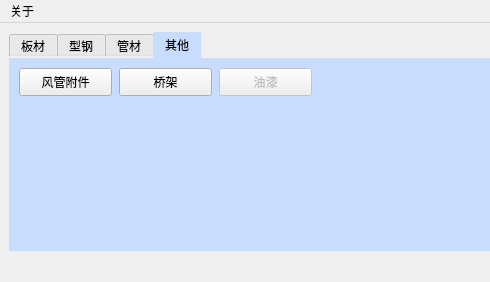
Old version of the form qt_for_python/uic/main.ui in the repository qhzgit734/material_convert; both pictures show x 0 to 490 and y 0 to 282 of the 909 by 282 pixel window.
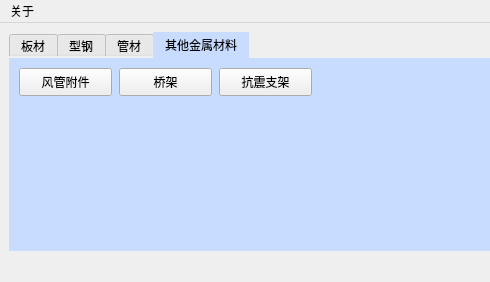
New version of the form. The open tabs and pages were chosen to show the change.

Patch:
```diff
--- a/qt_for_python/uic/main.ui
+++ b/qt_for_python/uic/main.ui
@@ -160,11 +160,11 @@
         <string notr="true"/>
        </property>
        <attribute name="title">
-        <string>其他</string>
+        <string>其他金属材料</string>
        </attribute>
        <widget class="QPushButton" name="pushButton_12">
         <property name="enabled">
-         <bool>false</bool>
+         <bool>true</bool>
         </property>
         <property name="geometry">
          <rect>
@@ -175,7 +175,7 @@
          </rect>
         </property>
         <property name="text">
-         <string>油漆</string>
+         <string>抗震支架</string>
         </property>
        </widget>
        <widget class="QPushButton" name="pushButton_10">
```
